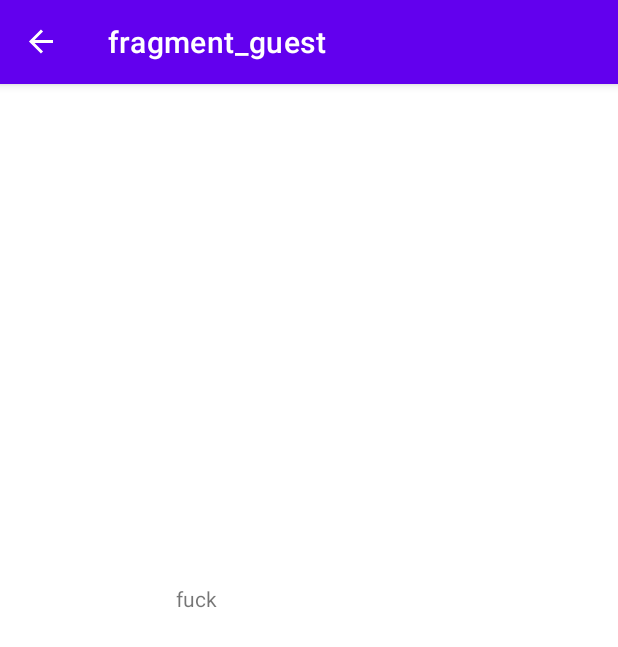
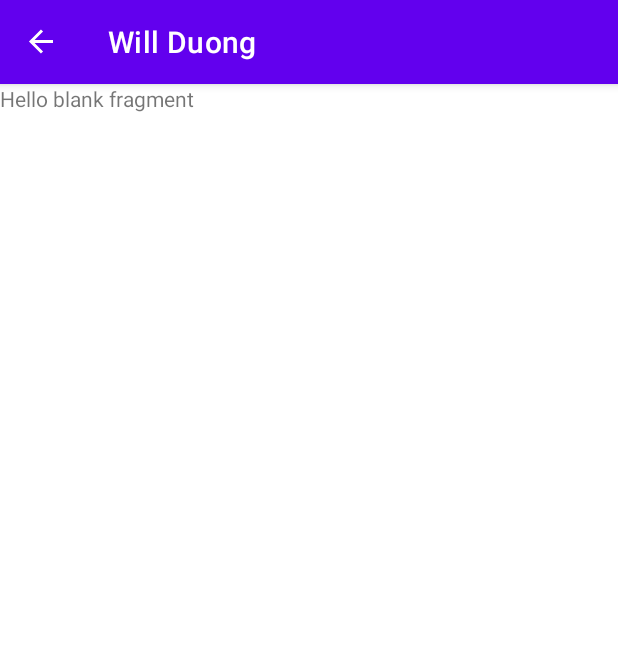
Before and after one commit to CSUF-CPSC411-2021F/group-project-Couple-Of-Buds-Mobile-App, an Android app: the FeaturedGuestFragment screen opened directly, with no data from a screen before it, after a tap on an icon or button, on a phone screen of 412 x 824 dp. Shown: the top 647 px of the screen. Run offline under Robolectric (Android 15) with nearby library versions, the phone set to English and light mode, and no system bars; our stand-ins replace Room's generated code, data binding, navigation-ui; 1 statement that could not run was skipped.

Commit message:
Almost Done

```diff
--- a/app/build.gradle
+++ b/app/build.gradle
@@ -48,6 +48,7 @@ dependencies {
     // Required dependencies for using the Room Package
     implementation "androidx.room:room-runtime:$room_version"
     implementation 'androidx.legacy:legacy-support-v4:1.0.0'
+    implementation 'androidx.room:room-common:2.3.0'
     kapt "androidx.room:room-compiler:$room_version"
     implementation "androidx.lifecycle:lifecycle-extensions:2.2.0"
     implementation "androidx.room:room-ktx:$room_version"
--- a/app/src/main/java/com/example/cobrtb/FeaturedGuestFragment.kt
+++ b/app/src/main/java/com/example/cobrtb/FeaturedGuestFragment.kt
@@ -46,9 +46,17 @@ class FeaturedGuestFragment : Fragment() {
         // Assign the lifecycle owner to the activity so it manages the data accordingly.
         binding.lifecycleOwner = this
 
+        val name = guestViewModel.guestString
+
         binding.will.setOnClickListener { view: View ->
             view.findNavController()
-                .navigate(R.id.action_featuredGuestFragment_to_guestFragment)
+                .navigate(R.id.action_featuredGuestFragment_to_willFragment)
+
+        }
+
+        binding.immaGuess.setOnClickListener { view: View ->
+            view.findNavController()
+                .navigate(R.id.action_featuredGuestFragment_to_immaGuessFragment)
 
         }
 
--- a/app/src/main/java/com/example/cobrtb/GuestFragment.kt
+++ b/app/src/main/java/com/example/cobrtb/GuestFragment.kt
@@ -33,8 +33,6 @@ class GuestFragment : Fragment() {
     ): View? {
         val binding = FragmentGuestBinding.inflate(layoutInflater)
 
-        //val args = GuestFragmentArgs.fromBundle(requireArguments())
-
         // Inflate the layout for this fragment
         return binding.root
     }
--- a/app/src/main/java/com/example/cobrtb/GuestViewModel.kt
+++ b/app/src/main/java/com/example/cobrtb/GuestViewModel.kt
@@ -28,6 +28,18 @@ class GuestViewModel(
 
     val guestList = database.getAllGuests()
 
+    var guestString = Transformations.map(guestList) {
+            guests -> // guests refer to the underlying data List<Intersection>
+        var result = ""
+        // Retrieve each Intersection object from the list
+        for (guest in guests) {
+            // Create a string using the Intersection name and location.
+            // The guest string is appended to a longer string with all guests.
+            result += "Name: ${guest.name}\nContact: ${guest.contact}\n ${guest.instagram}"
+        }
+        // Returns the aggregated String that is wrapped by the map function in a LiveData object.
+        result
+    }
 
 
 }
--- /dev/null
+++ b/app/src/main/java/com/example/cobrtb/willFragment.kt
@@ -0,0 +1,59 @@
+package com.example.cobrtb
+
+import android.os.Bundle
+import androidx.fragment.app.Fragment
+import android.view.LayoutInflater
+import android.view.View
+import android.view.ViewGroup
+
+// TODO: Rename parameter arguments, choose names that match
+// the fragment initialization parameters, e.g. ARG_ITEM_NUMBER
+private const val ARG_PARAM1 = "param1"
+private const val ARG_PARAM2 = "param2"
+
+/**
+ * A simple [Fragment] subclass.
+ * Use the [willFragment.newInstance] factory method to
+ * create an instance of this fragment.
+ */
+class willFragment : Fragment() {
+    // TODO: Rename and change types of parameters
+    private var param1: String? = null
+    private var param2: String? = null
+
+    override fun onCreate(savedInstanceState: Bundle?) {
+        super.onCreate(savedInstanceState)
+        arguments?.let {
+            param1 = it.getString(ARG_PARAM1)
+            param2 = it.getString(ARG_PARAM2)
+        }
+    }
+
+    override fun onCreateView(
+        inflater: LayoutInflater, container: ViewGroup?,
+        savedInstanceState: Bundle?
+    ): View? {
+        // Inflate the layout for this fragment
+        return inflater.inflate(R.layout.fragment_will, container, false)
+    }
+
+    companion object {
+        /**
+         * Use this factory method to create a new instance of
+         * this fragment using the provided parameters.
+         *
+         * @param param1 Parameter 1.
+         * @param param2 Parameter 2.
+         * @return A new instance of fragment willFragment.
+         */
+        // TODO: Rename and change types and number of parameters
+        @JvmStatic
+        fun newInstance(param1: String, param2: String) =
+            willFragment().apply {
+                arguments = Bundle().apply {
+                    putString(ARG_PARAM1, param1)
+                    putString(ARG_PARAM2, param2)
+                }
+            }
+    }
+}
--- a/app/src/main/res/layout/fragment_guest.xml
+++ b/app/src/main/res/layout/fragment_guest.xml
@@ -18,14 +18,14 @@
 
         <TextView
             android:id="@+id/textView"
-            android:layout_width="176dp"
-            android:layout_height="101dp"
-            android:text="fuck"
+            android:layout_width="250dp"
+            android:layout_height="300dp"
             app:layout_constraintBottom_toBottomOf="parent"
             app:layout_constraintEnd_toEndOf="parent"
             app:layout_constraintHorizontal_bias="0.497"
             app:layout_constraintStart_toStartOf="parent"
-            app:layout_constraintTop_toTopOf="parent" />
+            app:layout_constraintTop_toTopOf="parent"
+            android:text="" />
 
     </androidx.constraintlayout.widget.ConstraintLayout>
 </layout>
--- /dev/null
+++ b/app/src/main/res/layout/fragment_will.xml
@@ -0,0 +1,14 @@
+<?xml version="1.0" encoding="utf-8"?>
+<FrameLayout xmlns:android="http://schemas.android.com/apk/res/android"
+    xmlns:tools="http://schemas.android.com/tools"
+    android:layout_width="match_parent"
+    android:layout_height="match_parent"
+    tools:context=".willFragment">
+
+    <!-- TODO: Update blank fragment layout -->
+    <TextView
+        android:layout_width="match_parent"
+        android:layout_height="match_parent"
+        android:text="@string/hello_blank_fragment" />
+
+</FrameLayout>
--- a/app/src/main/res/navigation/navigation.xml
+++ b/app/src/main/res/navigation/navigation.xml
@@ -13,6 +13,12 @@
         <action
             android:id="@+id/action_featuredGuestFragment_to_guestFragment"
             app:destination="@id/guestFragment" />
+        <action
+            android:id="@+id/action_featuredGuestFragment_to_willFragment"
+            app:destination="@id/willFragment" />
+        <action
+            android:id="@+id/action_featuredGuestFragment_to_immaGuessFragment"
+            app:destination="@id/immaGuessFragment" />
     </fragment>
     <fragment
         android:id="@+id/guestFragment"
@@ -25,11 +31,15 @@
         <argument
             android:name="name"
             app:argType="string" />
-        <argument
-            android:name="contact"
-            app:argType="string" />
-        <argument
-            android:name="instagram"
-            app:argType="string" />
     </fragment>
+    <fragment
+        android:id="@+id/willFragment"
+        android:name="com.example.cobrtb.willFragment"
+        android:label="Will Duong"
+        tools:layout="@layout/fragment_will" />
+    <fragment
+        android:id="@+id/immaGuessFragment"
+        android:name="com.example.cobrtb.immaGuessFragment"
+        android:label="Ima Guess"
+        tools:layout="@layout/fragment_imma_guess" />
 </navigation>
```
Also changed, not shown: app/src/main/java/com/example/cobrtb/immaGuessFragment.kt (added, +59 -0 lines), app/src/main/res/layout/fragment_featured_guest.xml (+15 -2 lines), app/src/main/res/layout/fragment_imma_guess.xml (added, +14 -0 lines), app/src/main/res/drawable/image.jpg (added).
